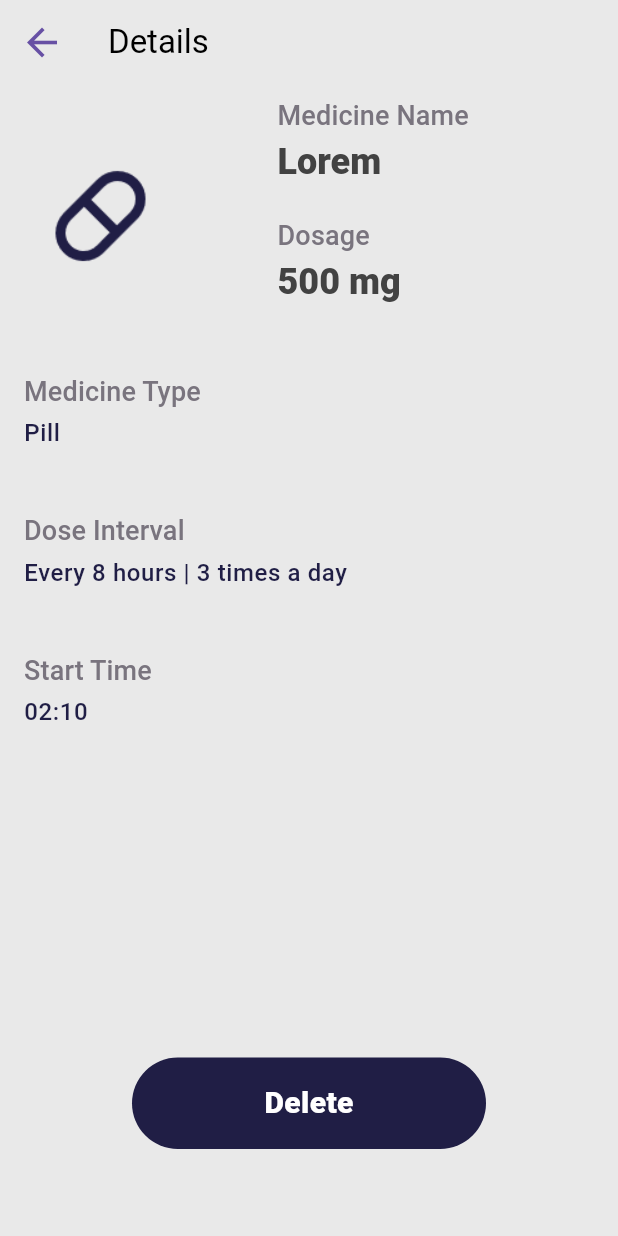
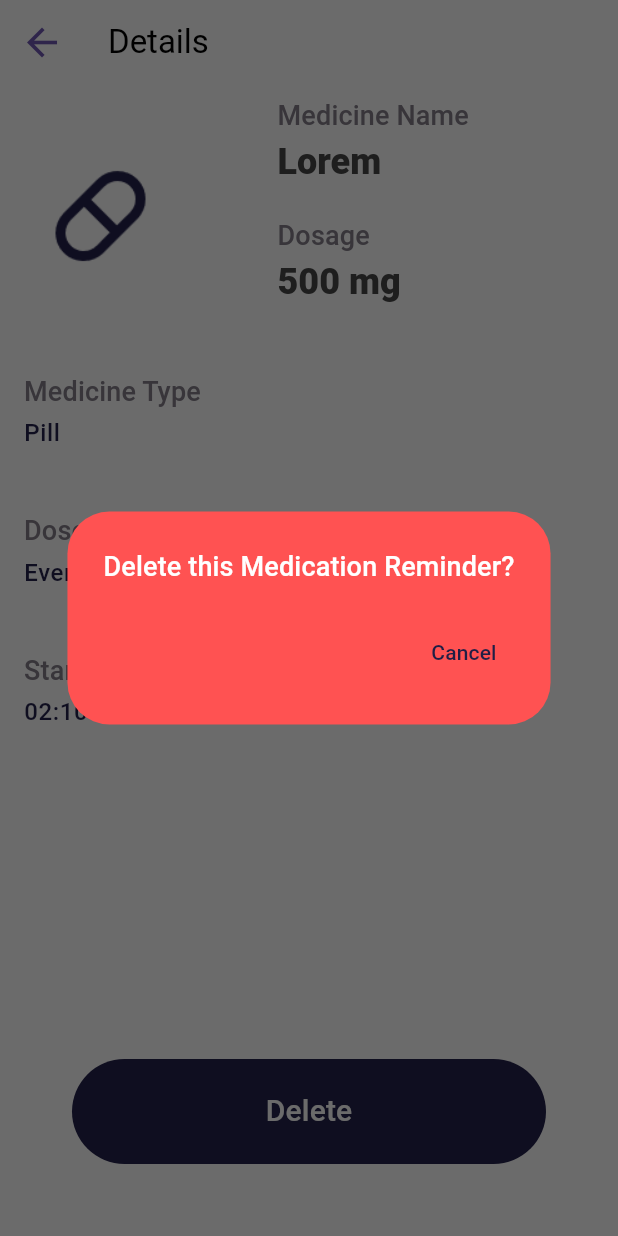
Before and after one commit to DeepaT99/Medicine-Monitoring-App, a Flutter app: the MedicineDetails screen opened directly, after a tap on "Delete", on a phone screen of 412 x 824 dp. Run offline on Flutter 3.47's test engine with Material 3 defaults, Android fonts, the phone set to English and light mode, and no system bars; our stand-ins replace firebase_auth, firebase_core, google_sign_in, rxdart; missing offline and left inert: linear_calender; accounts and stored records are empty.

Commit message:
add page

```diff
--- a/lib/pages/details/medicine_details.dart
+++ b/lib/pages/details/medicine_details.dart
@@ -23,21 +23,55 @@ class _MedicineDetailsState extends State<MedicineDetails> {
             ExtendedSection(),
             Spacer(),
             Padding(
-              padding: EdgeInsets.only(bottom: 50.0),
-              child: MyButton(
-                  onTap: () {
-                    //open alert dialog
+              padding:  EdgeInsets.only(left: 40, right: 40, bottom: 40),
+              child: SizedBox(
+                height: 70,
+                child: TextButton(
+                  style: TextButton.styleFrom(
+                    backgroundColor: Theme.of(context).colorScheme.primary,
+                    shape: const StadiumBorder(),
+                  ),
+                  child: Center(
+                    child: Text(
+                      'Delete',
+                      style: Theme.of(context).textTheme.titleSmall!.copyWith(
+                        color: Theme.of(context).colorScheme.surface,
+                        fontSize: 20,
+                      ),
+                    ),
+                  ),
+                  onPressed: () {
                     openAlertBox(context);
                   },
-                  text: 'Delete'),
+                ),
+              ),
             ),
           ],
         ),
       ),
     );
   }
-  openAlertBox(BuildContext context){
 
+  openAlertBox(BuildContext context) {
+    return showDialog(
+      context: context,
+      builder: (context) {
+        return AlertDialog(
+          backgroundColor: Colors.redAccent,
+          title: Text(
+            'Delete this Medication Reminder?',
+            style: Theme.of(context).textTheme.titleSmall!.copyWith(
+                  color: Colors.white,
+                ),
+          ),
+          actions: [
+            TextButton(onPressed: () {
+
+            }, child: Text('Cancel'))
+          ],
+        );
+      },
+    );
   }
 }
 
@@ -50,7 +84,6 @@ class ExtendedSection extends StatelessWidget {
       padding: const EdgeInsets.all(8.0),
       child: ListView(
         shrinkWrap: true,
-
         children: const [
           ExtendedInfo(
             fieldTitle: 'Medicine Type',
```
